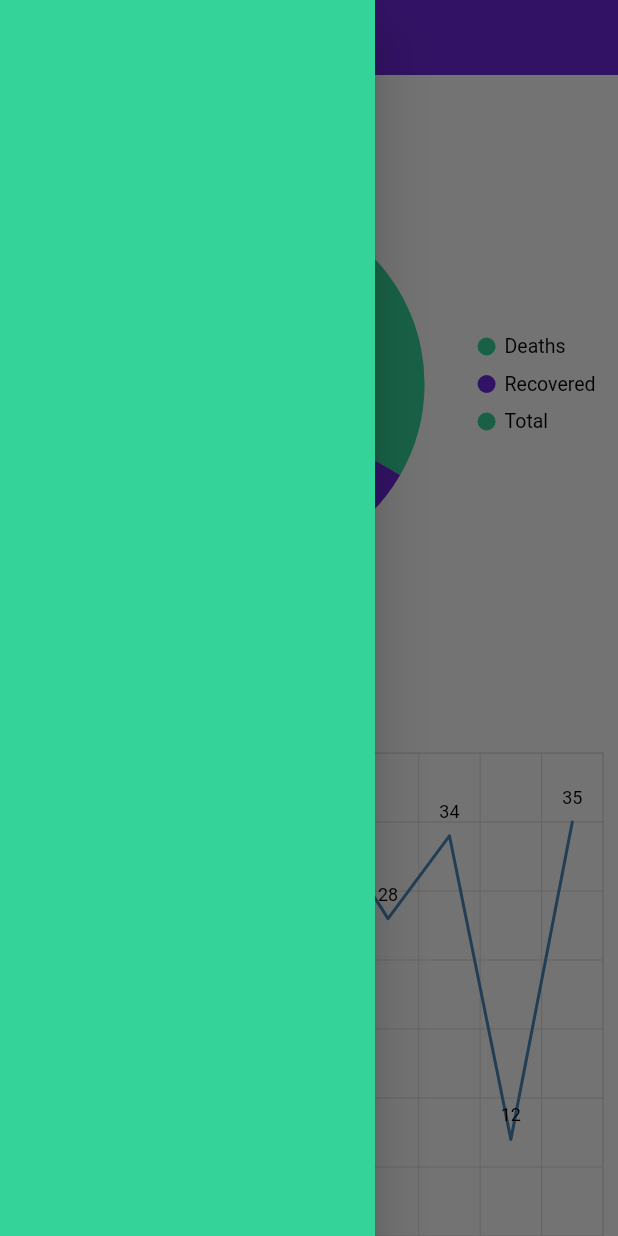
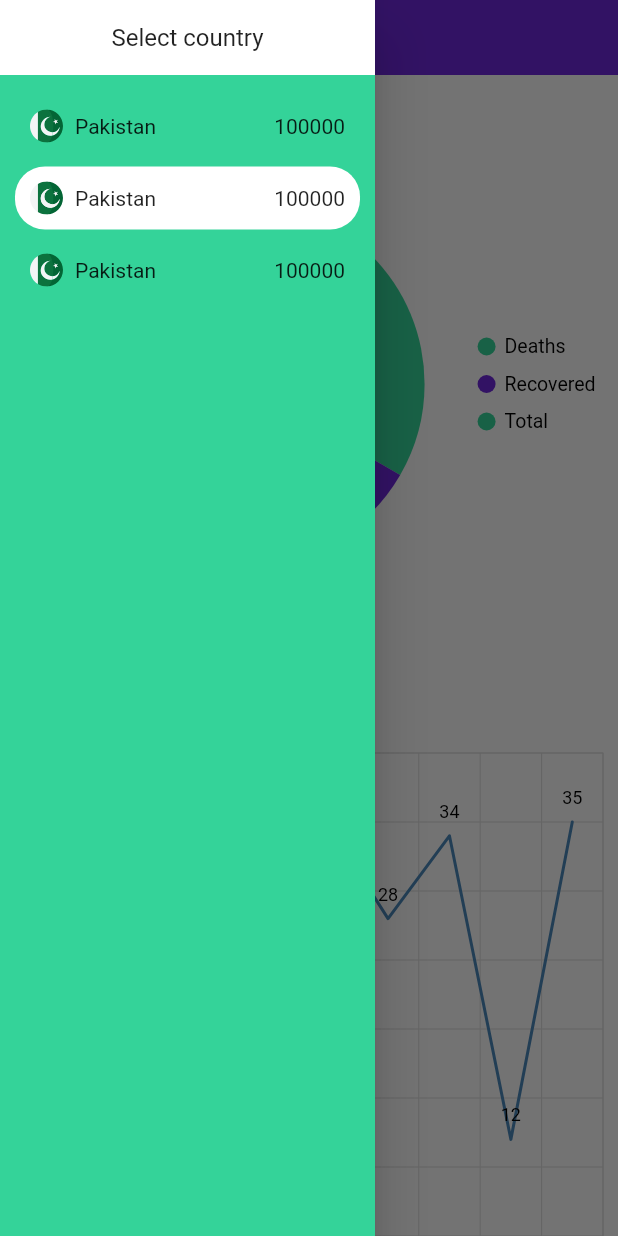
Before and after one commit to izaanjahangir/covid-tracker-flutter, a Flutter app: the screen it shows after launch, with the side drawer open, on a phone screen of 412 x 824 dp. Run offline on Flutter 3.47's test engine with Material 2 defaults, Android fonts, the phone set to English and light mode, and no system bars; drawn by our look-alikes of touchable_opacity; our stand-ins replace flutter_svg, syncfusion_flutter_charts.

Commit message:
added country flags

```diff
--- a/lib/components/app_drawer/app_drawer.dart
+++ b/lib/components/app_drawer/app_drawer.dart
@@ -1,3 +1,4 @@
+import 'package:covid_tracker/components/app_drawer/app_drawer_item.dart';
 import "package:flutter/material.dart";
 import "package:covid_tracker/config/theme_colors.dart";
 
@@ -6,6 +7,34 @@ class AppDrawer extends StatelessWidget {
   Widget build(BuildContext context) {
     return Container(
       color: ThemeColors.lightGreen,
+      child: Column(
+        children: [
+          Container(
+            height: 50,
+            width: double.infinity,
+            color: ThemeColors.white,
+            child: Center(
+                child: Text(
+              "Select country",
+              style: TextStyle(fontSize: 16),
+            )),
+          ),
+          Expanded(
+            child: Container(
+                padding:
+                    const EdgeInsets.symmetric(horizontal: 10, vertical: 10),
+                child: SingleChildScrollView(
+                  child: Column(
+                    children: [
+                      AppDrawerItem(),
+                      AppDrawerItem(active: true),
+                      AppDrawerItem(),
+                    ],
+                  ),
+                )),
+          )
+        ],
+      ),
     );
   }
 }
--- /dev/null
+++ b/lib/components/app_drawer/app_drawer_item.dart
@@ -0,0 +1,48 @@
+import "package:flutter/material.dart";
+import "package:covid_tracker/config/theme_colors.dart";
+import 'package:flutter_svg/flutter_svg.dart';
+
+class AppDrawerItem extends StatelessWidget {
+  final bool active;
+
+  AppDrawerItem({this.active = false});
+
+  @override
+  Widget build(BuildContext context) {
+    return Container(
+      margin: const EdgeInsets.symmetric(vertical: 3),
+      child: Material(
+        color: active ? ThemeColors.white : ThemeColors.transparent,
+        borderRadius: BorderRadius.circular(20),
+        child: InkWell(
+          splashColor: ThemeColors.white,
+          borderRadius: BorderRadius.circular(20),
+          onTap: () {},
+          child: Container(
+            padding: const EdgeInsets.symmetric(horizontal: 10, vertical: 10),
+            child: Row(
+              children: [
+                Expanded(
+                  child: Row(
+                    children: [
+                      SvgPicture.asset("assets/icons/pakistan.svg",
+                          width: 22, semanticsLabel: 'pakistan'),
+                      SizedBox(
+                        width: 8,
+                      ),
+                      Text(
+                        "Pakistan",
+                        style: TextStyle(fontSize: 14),
+                      ),
+                    ],
+                  ),
+                ),
+                Text("100000", style: TextStyle(fontSize: 14))
+              ],
+            ),
+          ),
+        ),
+      ),
+    );
+  }
+}
--- a/lib/config/theme_colors.dart
+++ b/lib/config/theme_colors.dart
@@ -4,4 +4,5 @@ class ThemeColors {
   static const Color purple = Color.fromRGBO(109, 40, 217, 1);
   static const Color lightGreen = Color.fromRGBO(52, 211, 153, 1);
   static const Color white = Colors.white;
+  static const Color transparent = Colors.transparent;
 }
--- a/pubspec.yaml
+++ b/pubspec.yaml
@@ -30,6 +30,7 @@ dependencies:
   cupertino_icons: ^1.0.2
   syncfusion_flutter_charts: ^19.1.59
   touchable_opacity: ^1.2.0
+  flutter_svg: ^0.22.0
 
 dev_dependencies:
   flutter_test:
@@ -47,9 +48,8 @@ flutter:
   uses-material-design: true
 
   # To add assets to your application, add an assets section, like this:
-  # assets:
-  #   - images/a_dot_burr.jpeg
-  #   - images/a_dot_ham.jpeg
+  assets:
+    - assets/icons/
 
   # An image asset can refer to one or more resolution-specific "variants", see
   # https://flutter.dev/assets-and-images/#resolution-aware.
```
Also changed, not shown: assets/icons/canada.svg (added), assets/icons/china.svg (added), assets/icons/france.svg (added), assets/icons/germany.svg (added), assets/icons/greece.svg (added), assets/icons/india.svg (added), assets/icons/iran.svg (added), assets/icons/italy.svg (added), assets/icons/mexico.svg (added), assets/icons/pakistan.svg (added), assets/icons/spain.svg (added), assets/icons/turkey.svg (added), assets/icons/uk.svg (added), assets/icons/us.svg (added), 1 more files.
